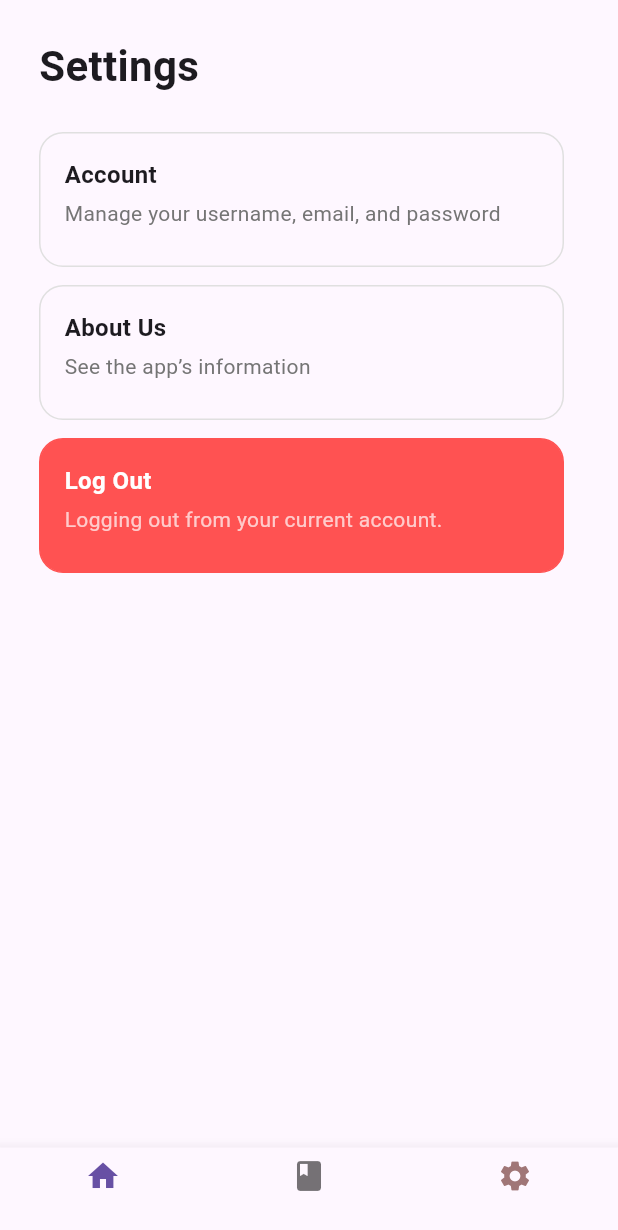
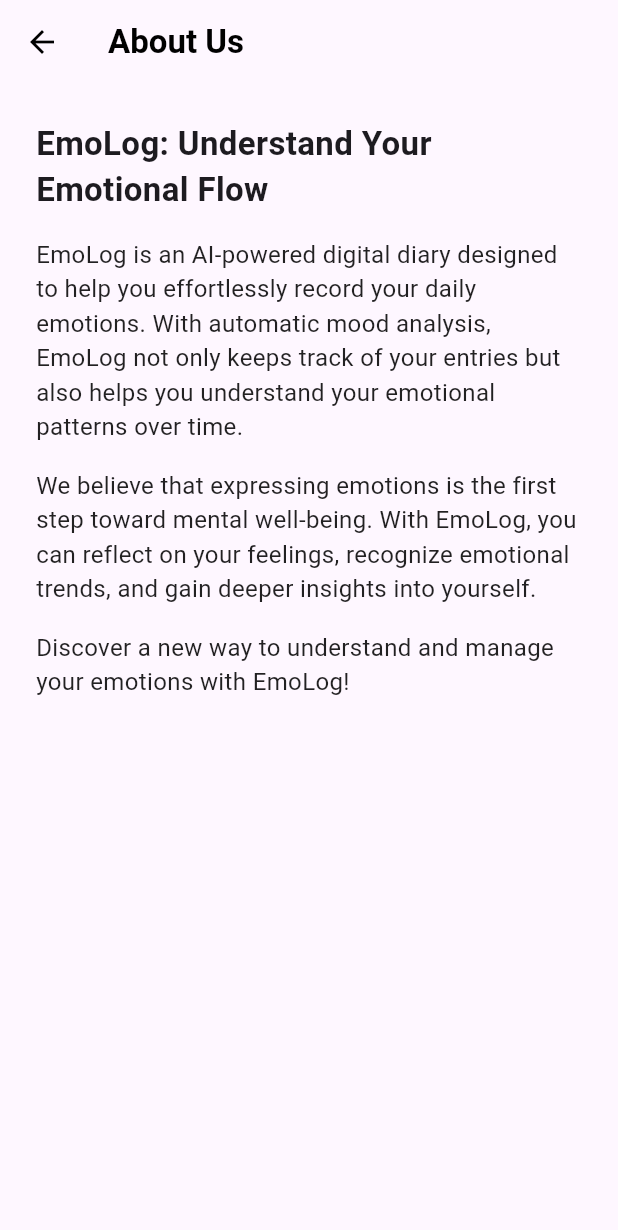
Before and after one commit to khansarg/Emolog-fe-mobile, a Flutter app: the screen it shows after launch, after a tap on "About Us", on a phone screen of 412 x 824 dp. Shown: the top 1230 px of the screen. Run offline on Flutter 3.47's test engine with Material 3 defaults, Android fonts, the light colour scheme and no system bars.

Commit message:
bikin logout, about us, benerin changepassword

```diff
--- /dev/null
+++ b/lib/features/settings/aboutus.dart
@@ -0,0 +1,57 @@
+import 'package:flutter/material.dart';
+
+class AboutUsPage extends StatelessWidget {
+  const AboutUsPage({super.key});
+
+  @override
+  Widget build(BuildContext context) {
+    return Scaffold(
+      appBar: AppBar(
+        title: const Text(
+          'About Us',
+          style: TextStyle(fontWeight: FontWeight.bold, color: Colors.black),
+        ),
+        leading: IconButton(
+          icon: const Icon(Icons.arrow_back, color: Colors.black),
+          onPressed: () {
+            Navigator.pop(context);
+          },
+        ),
+        backgroundColor: Colors.transparent,
+        elevation: 0,
+      ),
+      body: Padding(
+        padding: const EdgeInsets.all(24),
+        child: Column(
+          crossAxisAlignment: CrossAxisAlignment.start,
+          children: [
+            const Text(
+              'EmoLog: Understand Your Emotional Flow',
+              style: TextStyle(
+                fontWeight: FontWeight.bold,
+                fontSize: 22,
+              ),
+            ),
+            const SizedBox(height: 16),
+            const Text(
+              'EmoLog is an AI-powered digital diary designed to help you effortlessly record your daily emotions. '
+                  'With automatic mood analysis, EmoLog not only keeps track of your entries but also helps you understand your emotional patterns over time.',
+              style: TextStyle(fontSize: 16, color: Colors.black87),
+            ),
+            const SizedBox(height: 16),
+            const Text(
+              'We believe that expressing emotions is the first step toward mental well-being. '
+                  'With EmoLog, you can reflect on your feelings, recognize emotional trends, and gain deeper insights into yourself.',
+              style: TextStyle(fontSize: 16, color: Colors.black87),
+            ),
+            const SizedBox(height: 16),
+            const Text(
+              'Discover a new way to understand and manage your emotions with EmoLog!',
+              style: TextStyle(fontSize: 16, color: Colors.black87),
+            ),
+          ],
+        ),
+      ),
+    );
+  }
+}
--- a/lib/features/settings/mainsettings.dart
+++ b/lib/features/settings/mainsettings.dart
@@ -1,6 +1,8 @@
 import 'package:flutter/material.dart';
-import '/features/settings/account.dart';
-import '/Button/BottomNavigationBar.dart';  // Pastikan Anda mengimpor BottomNavigationBar
+import 'account.dart';
+import 'aboutus.dart'; // Impor halaman AboutUsPage
+import 'logout.dart'; // Impor LogoutDialog
+import '/Button/BottomNavigationBar.dart';
 
 void main() {
   runApp(const MyApp());
@@ -13,7 +15,7 @@ class MyApp extends StatelessWidget {
   Widget build(BuildContext context) {
     return MaterialApp(
       debugShowCheckedModeBanner: false,
-      home: SettingsPage(),  // Ganti dengan halaman yang Anda inginkan
+      home: SettingsPage(),
     );
   }
 }
@@ -30,17 +32,23 @@ class _SettingsPageState extends State<SettingsPage> {
 
   void _onItemTapped(int index) {
     setState(() {
-      _currentIndex = index; // Mengubah index tab yang aktif
+      _currentIndex = index;
     });
+  }
 
-    // Navigasi sesuai tab yang dipilih
-    if (index == 0) {
-      // Navigasi ke halaman Home
-    } else if (index == 1) {
-      // Navigasi ke halaman Book
-    } else if (index == 2) {
-      // Navigasi ke halaman Settings (halaman ini sudah terbuka)
-    }
+  void _showLogoutDialog(BuildContext context) {
+    showDialog(
+      context: context,
+      builder: (BuildContext context) {
+        return LogoutDialog(
+          onLogout: () {
+            // TODO: Arahkan ke halaman login
+            // Navigator.pushReplacement(context, MaterialPageRoute(builder: (context) => const LoginPage()));
+            print('User logged out');
+          },
+        );
+      },
+    );
   }
 
   @override
@@ -68,7 +76,7 @@ class _SettingsPageState extends State<SettingsPage> {
                   );
                 },
                 child: Container(
-                  width: 350, // Mengatur lebar yang sama
+                  width: 350,
                   height: 90,
                   padding: const EdgeInsets.all(16),
                   decoration: BoxDecoration(
@@ -94,9 +102,16 @@ class _SettingsPageState extends State<SettingsPage> {
               const SizedBox(height: 12),
               // About Us setting item
               InkWell(
-                onTap: () {},
+                onTap: () {
+                  Navigator.push(
+                    context,
+                    MaterialPageRoute(
+                      builder: (context) => const AboutUsPage(), // Navigasi ke halaman About Us
+                    ),
+                  );
+                },
                 child: Container(
-                  width: 350, // Mengatur lebar yang sama
+                  width: 350,
                   height: 90,
                   padding: const EdgeInsets.all(16),
                   decoration: BoxDecoration(
@@ -120,12 +135,14 @@ class _SettingsPageState extends State<SettingsPage> {
                 ),
               ),
               const SizedBox(height: 12),
-              // Log Out setting item (Container with equal width and height)
+              // Log Out setting item
               InkWell(
-                onTap: () {},
+                onTap: () {
+                  _showLogoutDialog(context); // Menampilkan dialog konfirmasi logout
+                },
                 child: Container(
-                  width: 350, // Mengatur lebar yang sama
-                  height: 90, // Mengatur tinggi yang sama untuk membuatnya kotak
+                  width: 350,
+                  height: 90,
                   padding: const EdgeInsets.all(16),
                   decoration: BoxDecoration(
                     border: Border.all(color: Colors.redAccent),
@@ -137,11 +154,7 @@ class _SettingsPageState extends State<SettingsPage> {
                     children: [
                       const Text(
                         'Log Out',
-                        style: TextStyle(
-                          fontSize: 16,
-                          fontWeight: FontWeight.w600,
-                          color: Colors.white,
-                        ),
+                        style: TextStyle(fontSize: 16, fontWeight: FontWeight.w600, color: Colors.white),
                       ),
                       const SizedBox(height: 4),
                       Text(
```
Also changed, not shown: lib/features/settings/changepassword.dart (+40 -11 lines), lib/features/settings/logout.dart (added, +72 -0 lines).
